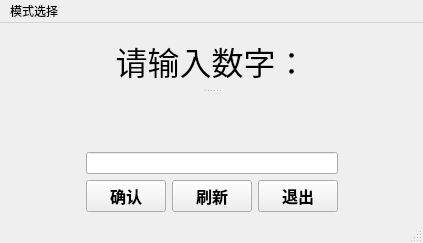
Above: UI/mainwindow.ui from wrx1181355852/numBoom before the change. Below: the same form after it.
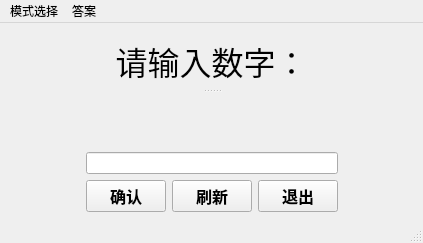
That is the form after the change. Icons and pictures are not drawn.

```diff
--- a/UI/mainwindow.ui
+++ b/UI/mainwindow.ui
@@ -196,7 +196,14 @@
     <addaction name="separator"/>
     <addaction name="updatepattaern"/>
    </widget>
+   <widget class="QMenu" name="menu_2">
+    <property name="title">
+     <string>答案</string>
+    </property>
+    <addaction name="actionanswer"/>
+   </widget>
    <addaction name="menu"/>
+   <addaction name="menu_2"/>
   </widget>
   <widget class="QStatusBar" name="statusbar">
    <property name="toolTip">
```
Left out of the diff: 39 changed lines with no effect on the pictures.
